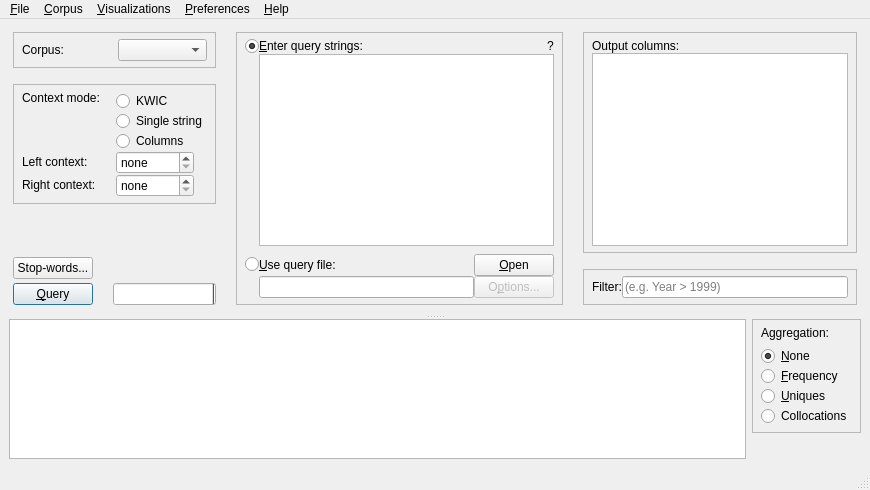
gkunter/coquery, file coquery/gui/coquery.ui: the form before one commit.
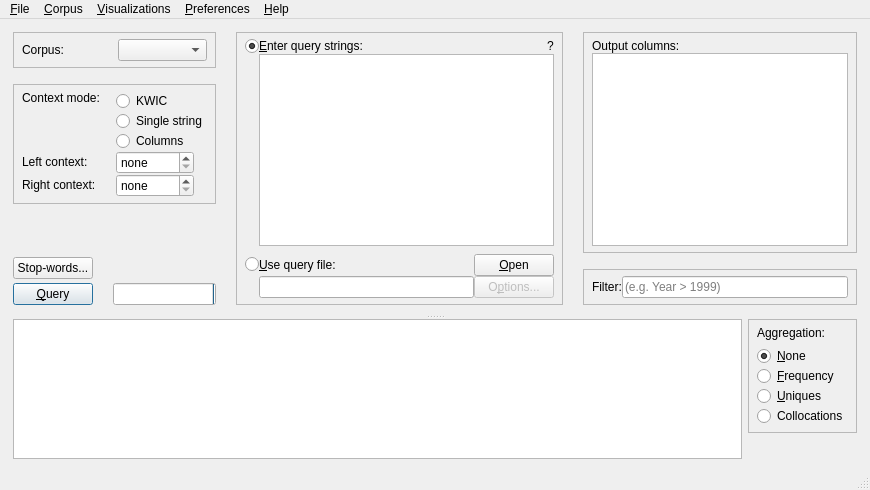
The form after the commit. Icons and pictures are not drawn.

Commit message: Fix screen layout

The edit to the form file:
```diff
--- a/coquery/gui/coquery.ui
+++ b/coquery/gui/coquery.ui
@@ -853,6 +853,12 @@
       </widget>
       <widget class="QWidget" name="layoutWidget">
        <layout class="QHBoxLayout" name="horizontalLayout_4" stretch="0,0">
+        <property name="leftMargin">
+         <number>4</number>
+        </property>
+        <property name="rightMargin">
+         <number>4</number>
+        </property>
         <item>
          <widget class="QSplitter" name="splitter_2">
           <property name="orientation">
```
The commit also changes 3 other files.
